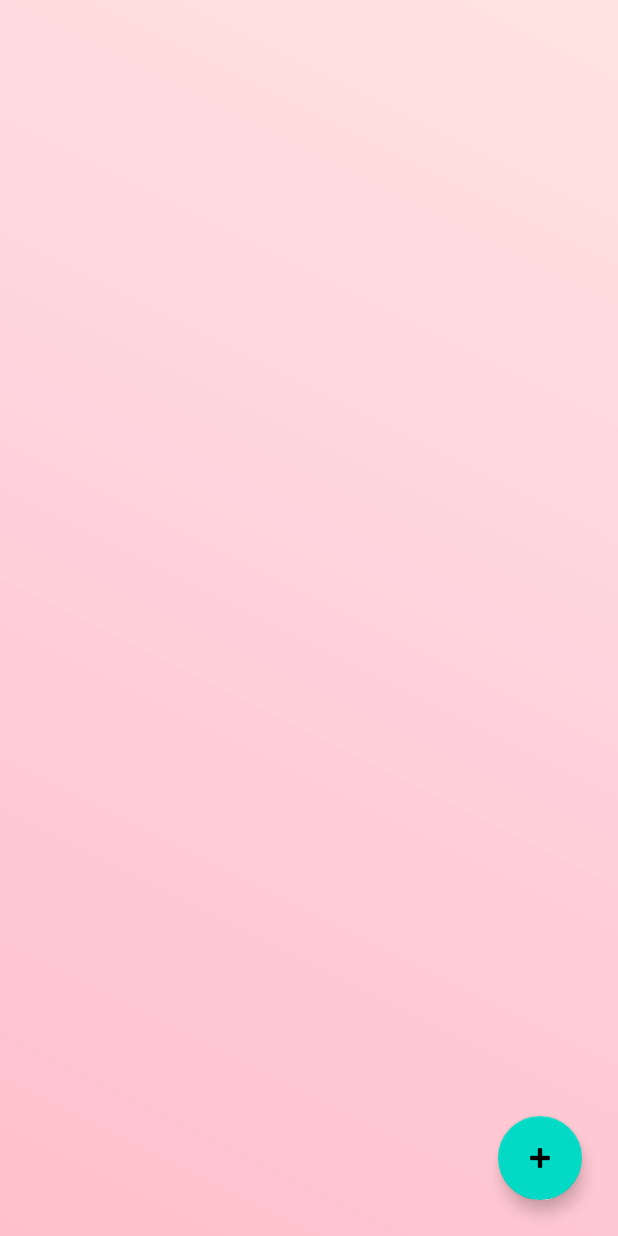
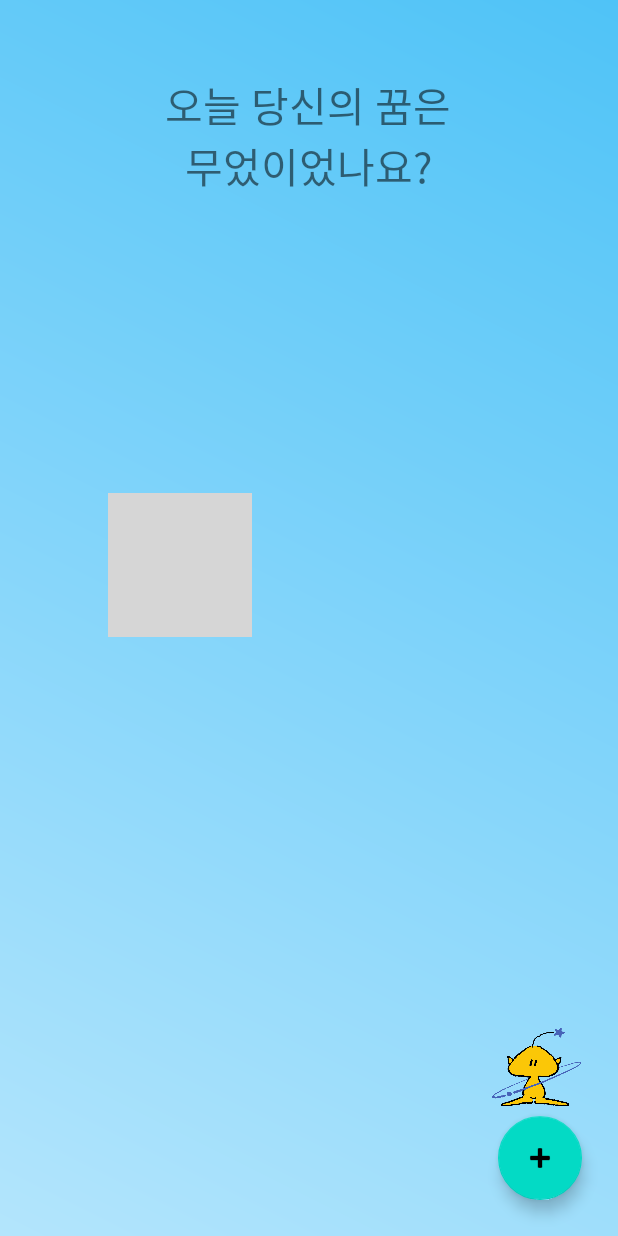
Before and after one commit to jihun4452/android_final_202010058, an Android app: the layout activity_main.xml on its own in the app's theme, with its tools: preview values and no code run, on a phone screen of 412 x 824 dp. Run offline under Robolectric (Android 15) with nearby library versions, the phone set to English and light mode, and no system bars; grey boxes are pictures that could not be loaded.

Commit message:
feat: 폰트적용 및 정렬

```diff
--- a/app/src/main/AndroidManifest.xml
+++ b/app/src/main/AndroidManifest.xml
@@ -7,7 +7,7 @@
             android:dataExtractionRules="@xml/data_extraction_rules"
             android:fullBackupContent="@xml/backup_rules"
             android:icon="@mipmap/ic_launcher"
-            android:label="@string/app_name"
+            android:label=""
             android:roundIcon="@mipmap/ic_launcher_round"
             android:supportsRtl="true"
             android:theme="@style/Theme.Dreamapp"
--- a/app/src/main/res/layout/activity_landing.xml
+++ b/app/src/main/res/layout/activity_landing.xml
@@ -20,7 +20,7 @@
             app:layout_constraintEnd_toEndOf="parent"
             app:layout_constraintVertical_chainStyle="packed"
             app:layout_constraintHorizontal_bias="0.497" app:layout_constraintBottom_toBottomOf="parent"
-            app:layout_constraintVertical_bias="0.209"/>
+            app:layout_constraintVertical_bias="0.269"/>
     <TextView
             android:id="@+id/tvTitle"
             android:layout_width="wrap_content"
@@ -63,7 +63,7 @@
             android:layout_height="397dp" app:srcCompat="@drawable/img_1" android:id="@+id/imageView4"
             app:layout_constraintEnd_toEndOf="parent" app:layout_constraintTop_toTopOf="parent"
             app:layout_constraintBottom_toBottomOf="parent"
-            android:layout_marginEnd="212dp"/>
+            android:layout_marginEnd="208dp" app:layout_constraintVertical_bias="0.577"/>
     <ImageView
             android:layout_width="386dp"
             android:layout_height="397dp" app:srcCompat="@drawable/img_1" android:id="@+id/imageView5"
@@ -76,6 +76,6 @@
             android:layout_height="255dp" app:srcCompat="@drawable/img_2" android:id="@+id/imageView6"
             app:layout_constraintEnd_toEndOf="@+id/imgLogo"
             app:layout_constraintStart_toStartOf="parent" app:layout_constraintHorizontal_bias="0.0"
-            app:layout_constraintBottom_toBottomOf="parent" android:layout_marginBottom="576dp"/>
+            app:layout_constraintBottom_toBottomOf="parent" android:layout_marginBottom="548dp"/>
 
 </androidx.constraintlayout.widget.ConstraintLayout>
--- a/app/src/main/res/layout/activity_main.xml
+++ b/app/src/main/res/layout/activity_main.xml
@@ -6,10 +6,9 @@
         android:id="@+id/main_constraint"
         android:layout_width="match_parent"
         android:layout_height="match_parent"
-        android:background="@drawable/bg_dream_gradient"
+        android:background="@drawable/landing_background"
         tools:context=".ui.MainActivity">
 
-    <!-- 1. 상단 툴바 -->
     <androidx.appcompat.widget.Toolbar
             android:id="@+id/toolbar"
             android:layout_width="0dp"
@@ -23,19 +22,18 @@
 
     <androidx.recyclerview.widget.RecyclerView
             android:id="@+id/recyclerDreams"
-            android:layout_width="0dp"
-            android:layout_height="0dp"
+            android:layout_width="283dp"
+            android:layout_height="526dp"
             android:layout_marginStart="16dp"
             android:layout_marginEnd="16dp"
-            android:layout_marginBottom="0dp"
             android:clipToPadding="false"
             android:paddingBottom="80dp"
             app:layout_constraintTop_toBottomOf="@id/toolbar"
             app:layout_constraintStart_toStartOf="parent"
             app:layout_constraintEnd_toEndOf="parent"
             app:layout_constraintBottom_toBottomOf="parent"
-            tools:listitem="@layout/item_dream" />
-
+            tools:listitem="@layout/item_dream" app:layout_constraintHorizontal_bias="0.333"
+            app:layout_constraintVertical_bias="0.463"/>
     <com.google.android.material.floatingactionbutton.FloatingActionButton
             android:id="@+id/fabAddDream"
             android:layout_width="56dp"
@@ -47,4 +45,25 @@
             app:layout_constraintBottom_toBottomOf="parent"
             app:layout_constraintEnd_toEndOf="parent"
             android:layout_margin="24dp"/>
+    <TextView
+            android:text="오늘 당신의 꿈은 무었이었나요?"
+            android:layout_width="220dp"
+            android:layout_height="111dp" android:id="@+id/textView"
+            android:textSize="27dp"
+            app:layout_constraintTop_toTopOf="@+id/toolbar" app:layout_constraintEnd_toEndOf="parent"
+            app:layout_constraintStart_toStartOf="@+id/toolbar" app:layout_constraintBottom_toBottomOf="parent"
+            app:layout_constraintHorizontal_bias="0.497" app:layout_constraintVertical_bias="0.069"
+            android:fontFamily="@font/ef_jejudoldam" android:textAlignment="center"/>
+    <ImageView
+            android:layout_width="wrap_content"
+            android:layout_height="wrap_content" app:srcCompat="@drawable/img_1" android:id="@+id/imageView"
+            app:layout_constraintTop_toBottomOf="@+id/textView" app:layout_constraintStart_toStartOf="parent"
+            android:layout_marginTop="168dp" android:layout_marginStart="72dp"/>
+    <ImageView
+            android:layout_width="59dp"
+            android:layout_height="76dp" app:srcCompat="@drawable/img" android:id="@+id/imageView2"
+            app:layout_constraintTop_toTopOf="parent"
+            app:layout_constraintBottom_toBottomOf="parent" app:layout_constraintEnd_toEndOf="parent"
+            app:layout_constraintStart_toStartOf="parent" app:layout_constraintHorizontal_bias="0.931"
+            app:layout_constraintVertical_bias="0.9"/>
 </androidx.constraintlayout.widget.ConstraintLayout>
--- a/app/src/main/res/layout/item_dream.xml
+++ b/app/src/main/res/layout/item_dream.xml
@@ -11,7 +11,7 @@
             android:layout_width="36dp"
             android:layout_height="36dp"
             android:contentDescription="꿈 유형 아이콘"
-            android:tint="@color/black" />
+            android:tint="@color/material_dynamic_primary60" />
 
     <LinearLayout
             android:layout_width="0dp"
@@ -26,7 +26,7 @@
                 android:layout_height="wrap_content"
                 android:textColor="@color/black"
                 android:textSize="16sp"
-                android:textStyle="bold" />
+                android:fontFamily="@font/cookierunregular"/>
 
         <TextView
                 android:id="@+id/tvDreamContent"
@@ -34,6 +34,6 @@
                 android:layout_height="wrap_content"
                 android:textColor="@color/black"
                 android:textSize="14sp"
-                android:layout_marginTop="4dp" />
+                android:layout_marginTop="4dp" android:fontFamily="@font/cookierunregular"/>
     </LinearLayout>
 </LinearLayout>
```
Also changed, not shown: app/src/main/java/com/example/dreamapp/ui/DetailActivity.java (+8 -8 lines), app/src/main/java/com/example/dreamapp/ui/adapter/DreamAdapter.java (+8 -8 lines), app/src/main/res/drawable/img_7.png (added), app/src/main/res/drawable/img_8.png (added), 2 other files.
